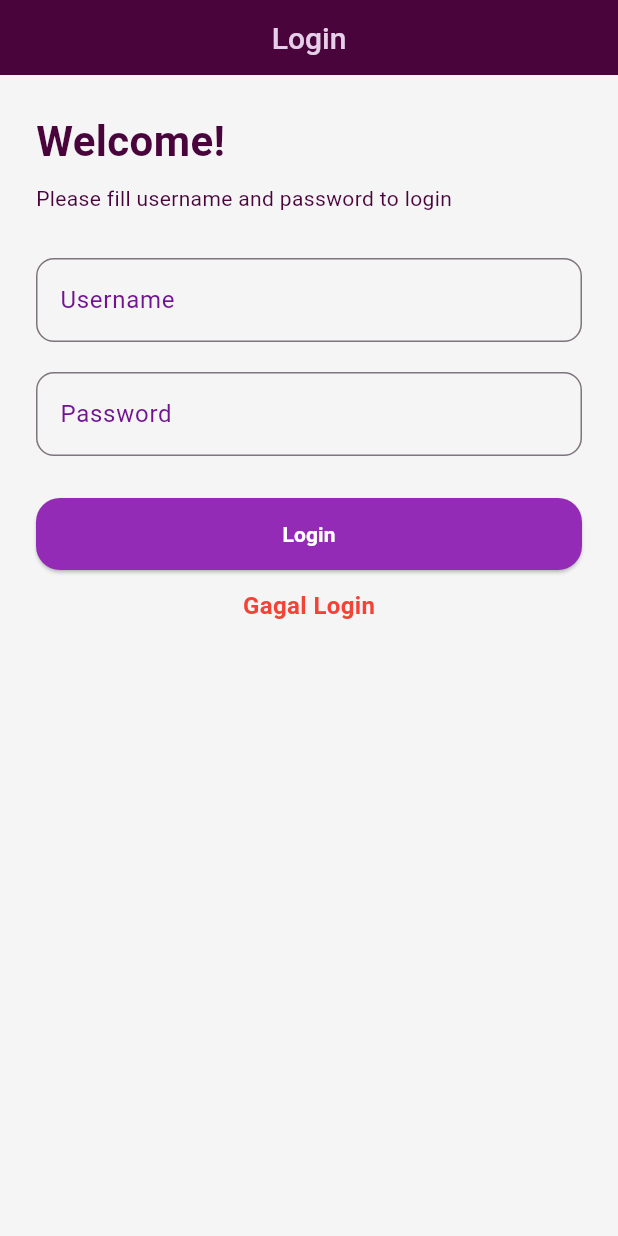
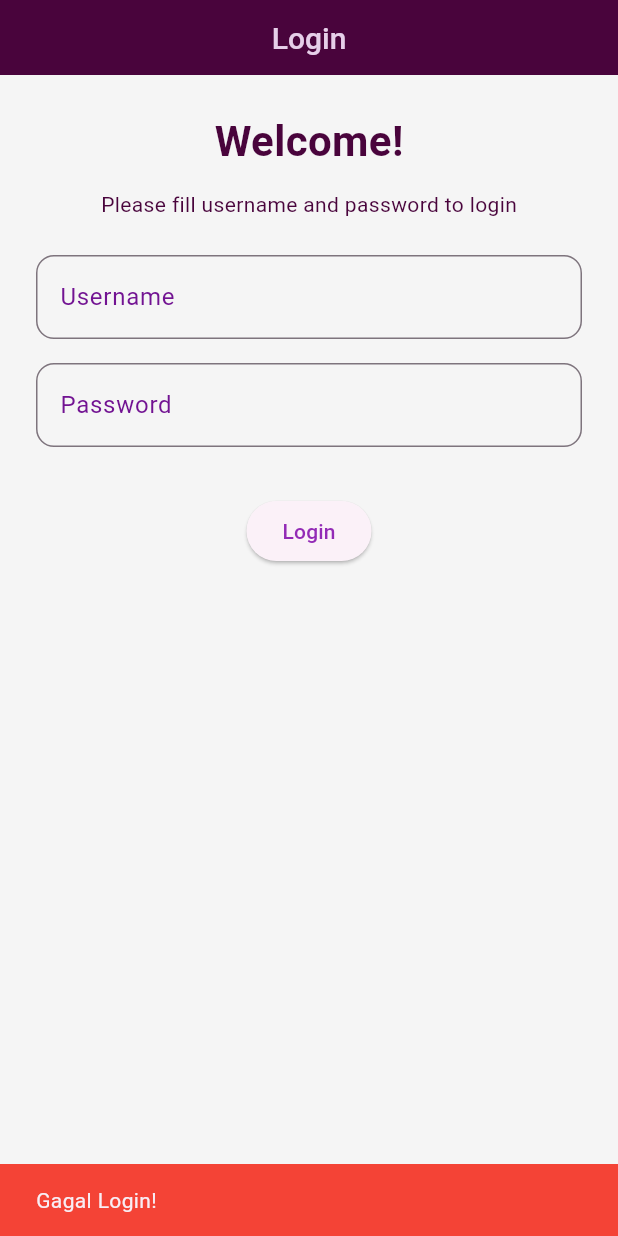
Before and after one commit to Mimirey/ToDoList_Project, a Flutter app: the screen it shows after launch, after a tap on "Login", on a phone screen of 412 x 824 dp. Run offline on Flutter 3.47's test engine with Material 3 defaults, Android fonts, the phone set to English and light mode, and no system bars; our stand-ins replace get.

Commit message:
fix:[MI][AZ] fix/state-login

```diff
--- a/todolist_project/lib/binding/login_binding.dart
+++ b/todolist_project/lib/binding/login_binding.dart
@@ -1,10 +1,12 @@
 import 'package:get/get.dart';
+import 'package:todolist_project/controllers/home_controller.dart';
 import 'package:todolist_project/controllers/login_controller.dart';
 
 class LoginBinding extends Bindings{
   @override
   void dependencies() {
     Get.lazyPut<LoginController>(()=>LoginController());
+    Get.lazyPut<HomeController>(() => HomeController());
   }
 
 }
--- a/todolist_project/lib/controllers/login_controller.dart
+++ b/todolist_project/lib/controllers/login_controller.dart
@@ -1,5 +1,8 @@
 import 'package:flutter/material.dart';
+import 'package:get/get.dart';
+import 'package:get/get_core/src/get_main.dart';
 import 'package:todolist_project/page/dashboard_page.dart';
+import 'package:todolist_project/routes/routes.dart';
 
 class LoginController {
   final TextEditingController usernameController = TextEditingController();
@@ -10,12 +13,7 @@ class LoginController {
     String password = passwordController.text;
 
     if (username == 'admin' && password == '123') {
-      Navigator.push(
-        context,
-        MaterialPageRoute(
-          builder: (context) =>DashboardPage(),
-        ),
-      );
+      Get.offAllNamed(AppRoutes.dahsboardPage);
     } else {
       ScaffoldMessenger.of(context).showSnackBar(
         const SnackBar(
--- a/todolist_project/lib/fragments/home_fragment.dart
+++ b/todolist_project/lib/fragments/home_fragment.dart
@@ -34,8 +34,6 @@ class HomeFragment extends StatelessWidget {
                   margin: const EdgeInsets.symmetric(vertical: 12),
                   padding: const EdgeInsets.symmetric(horizontal: 20, vertical: 10),
                   decoration: BoxDecoration(
-
-                    borderRadius: BorderRadius.circular(12),
                   ),
                   child: LiveClock(),
                 )
@@ -53,7 +51,7 @@ class HomeFragment extends StatelessWidget {
                 notes: homeController.santaiNotes,
               ),
 
-              const SizedBox(height: 75),
+
             ],
           )),
       floatingActionButton: CustomButtonadd(
--- a/todolist_project/lib/page/login_page.dart
+++ b/todolist_project/lib/page/login_page.dart
@@ -1,38 +1,24 @@
 import 'package:flutter/material.dart';
 import 'package:get/get.dart';
+import 'package:todolist_project/components/custom_button.dart';
 import 'package:todolist_project/components/custom_colors.dart';
 import 'package:todolist_project/components/custom_textfield.dart';
-import 'package:todolist_project/routes/routes.dart';
+import 'package:todolist_project/controllers/login_controller.dart';
 
-class LoginPage extends StatefulWidget {
-  const LoginPage({super.key});
-
-  @override
-  State<LoginPage> createState() => _LoginPageState();
-}
-
-class _LoginPageState extends State<LoginPage> {
-  String statusLogin = '';
-  final TextEditingController txtUsername = TextEditingController();
-  final TextEditingController txtPass = TextEditingController();
-
-  @override
-  void dispose() {
-    txtUsername.dispose();
-    txtPass.dispose();
-    super.dispose();
-  }
+class LoginPage extends StatelessWidget {
+  LoginPage({super.key});
+  final loginController = Get.find<LoginController>();
 
   @override
   Widget build(BuildContext context) {
     return Scaffold(
       backgroundColor: Colors.grey.shade100,
       appBar: AppBar(
-          title: const Text("Login", style: TextStyle(
-            fontWeight: FontWeight.w500,
-            fontSize: 20,
-            color: AppColors.textPrimary
-          ),),
+        title: const Text(
+          "Login",
+          style: TextStyle(
+              fontWeight: FontWeight.w500, fontSize: 20, color: AppColors.textPrimary),
+        ),
         backgroundColor: AppColors.background,
         centerTitle: true,
         toolbarHeight: 50,
@@ -41,86 +27,60 @@ class _LoginPageState extends State<LoginPage> {
         child: Padding(
           padding: const EdgeInsets.all(24),
           child: Column(
-            crossAxisAlignment: CrossAxisAlignment.start,
+            crossAxisAlignment: CrossAxisAlignment.center,
             children: [
               // Title
-              Text(
+              Container(
+                margin: const EdgeInsets.only(bottom: 12),
+                child: Text(
                   "Welcome!",
                   style: TextStyle(
                       fontWeight: FontWeight.bold,
                       fontSize: 28,
-                  color: AppColors.textSecondary
+                      color: AppColors.textSecondary),
                 ),
               ),
-              const SizedBox(height: 8),
 
-              Text(
+              // Subtitle
+              Container(
+                margin: const EdgeInsets.only(bottom: 24),
+                child: Text(
                   "Please fill username and password to login",
                   style: TextStyle(color: AppColors.textSecondary),
                 ),
-              const SizedBox(height: 30),
+              ),
 
-              CustomTextfield(
-                controller: txtUsername,
+              // Username field
+              Container(
+                margin: const EdgeInsets.only(bottom: 16),
+                child: CustomTextfield(
+                    controller: loginController.usernameController,
                     label: "Username",
                     labelColor: AppColors.primary3,
                     pass: false,
-                isNumber: false
+                    isNumber: false),
               ),
 
-               SizedBox(height: 20),
-
-               CustomTextfield(
-                controller: txtPass,
+              // Password field
+              Container(
+                margin: const EdgeInsets.only(bottom: 24),
+                child: CustomTextfield(
+                    controller: loginController.passwordController,
                     label: "Password",
                     labelColor: AppColors.primary3,
                     pass: true,
-                isNumber: true
+                    isNumber: true),
               ),
 
-              const SizedBox(height: 28),
-
-              // Button
-              SizedBox(
-                width: double.infinity,
-                child: ElevatedButton(
+              // Login button
+              Container(
+                margin: const EdgeInsets.only(top: 8),
+                child: CustomButton(
+                    myText: "Login",
+                    myTextColor: AppColors.primary2,
                     onPressed: () {
-                    if (txtUsername.text == 'admin' && txtPass.text == '123') {
-                      setState(() => statusLogin = "Berhasil Login");
-                      Get.offNamed(AppRoutes.dahsboardPage);
-                    } else {
-                      setState(() => statusLogin = "Gagal Login");
-                    }
-                  },
-                  style: ElevatedButton.styleFrom(
-                    backgroundColor: AppColors.primary2,
-                    padding: const EdgeInsets.symmetric(vertical: 14),
-                    shape: RoundedRectangleBorder(
-                      borderRadius: BorderRadius.circular(16),
-                    ),
-                  ),
-                  child: const Text(
-                    'Login',
-                    style: TextStyle(
-                        color: Colors.white, fontWeight: FontWeight.bold),
-                  ),
-                ),
-              ),
-              const SizedBox(height: 12),
-
-              // Status text
-              if (statusLogin.isNotEmpty)
-                Center(
-                  child: Text(
-                    statusLogin,
-                    style: TextStyle(
-                      fontWeight: FontWeight.bold,
-                      fontSize: 16,
-                      color: statusLogin == "Berhasil Login"
-                          ? Colors.green
-                          : Colors.red,
-                    ),
-                  ),
+                      loginController.login(context);
+                    }),
               ),
             ],
           ),
--- a/todolist_project/lib/pages.dart
+++ b/todolist_project/lib/pages.dart
@@ -2,6 +2,7 @@ import 'package:get/get.dart';
 import 'package:todolist_project/binding/addNote_binding.dart';
 import 'package:todolist_project/binding/dashboard_binding.dart';
 import 'package:todolist_project/binding/editNote_binding.dart';
+import 'package:todolist_project/binding/login_binding.dart';
 import 'package:todolist_project/fragments/history_fragment.dart';
 import 'package:todolist_project/fragments/home_fragment.dart';
 import 'package:todolist_project/fragments/profile_fragment.dart';
@@ -19,6 +20,6 @@ class AppPages{
     GetPage(name: AppRoutes.profileFragment, page:()=>ProfileFragment()),
     GetPage(name: AppRoutes.addNotePage, page: ()=>AddnotePage(),binding: AddnoteBinding()),
     GetPage(name: AppRoutes.editNotePage, page:()=>EditnotePage(),binding: EditNoteBinding()),
-    GetPage(name: AppRoutes.loginPage, page: ()=>LoginPage())
+    GetPage(name: AppRoutes.loginPage, page: ()=>LoginPage(),binding: LoginBinding())
   ];
 }
```
Lines whose indentation alone changed are shown as unchanged.
